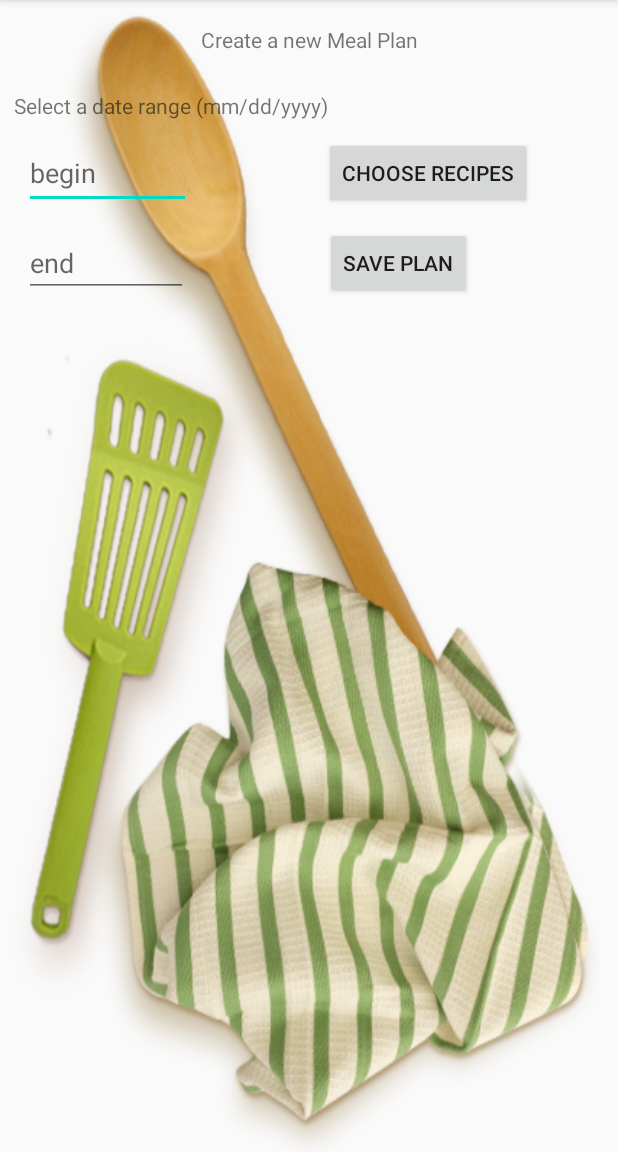
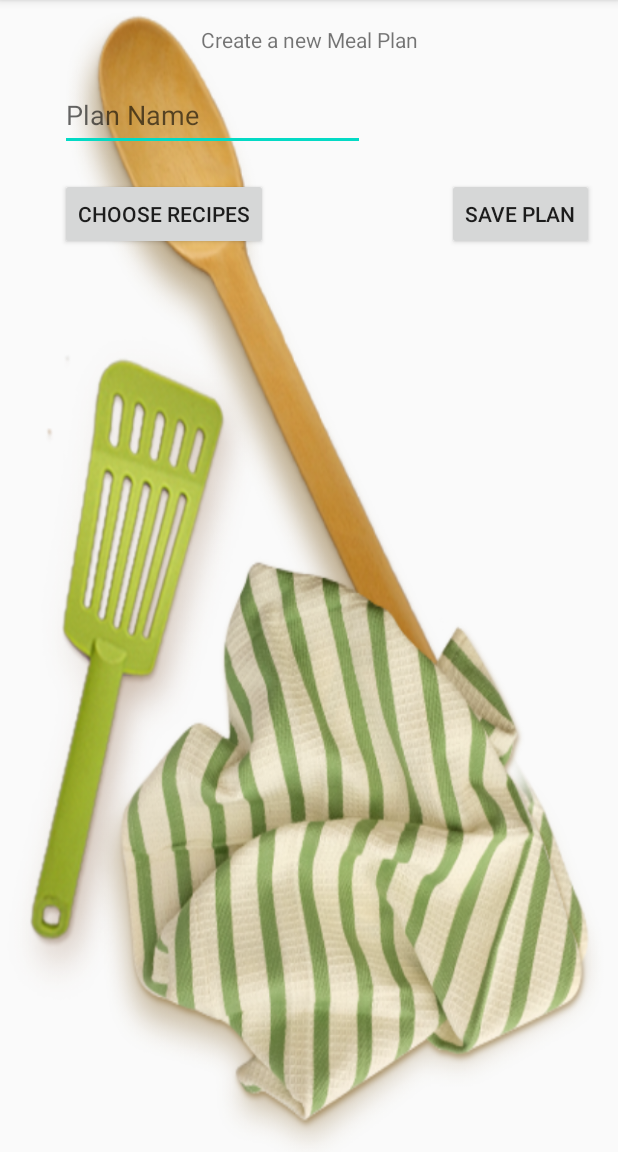
Before and after one commit to barneshn2/MealPlanner, an Android app: the Addaplan screen opened directly, with no data from a screen before it, on a phone screen of 412 x 824 dp, the part 84-1236 px from its top. Run offline under Robolectric (Android 15) with nearby library versions, the phone set to English and light mode, and no system bars.

Commit message:
Edited layout of plan to fit database data expected
Signed-off-by: DESKTOP-2R65OKK\Hailey <barneshn2@mymail.vcu.edu>

```diff
--- a/app/src/main/java/com/example/groupl/AddNewRecipe.java
+++ b/app/src/main/java/com/example/groupl/AddNewRecipe.java
@@ -15,8 +15,6 @@ import java.util.ArrayList;
 import java.util.Calendar;
 
 public class AddNewRecipe extends AppCompatActivity {
-    DatabaseHelper mDatabaseHelp;
-    EditText text;
     Button Adding;
     Button save;
     ListView addedItems;
--- a/app/src/main/java/com/example/groupl/Myrecipebook.java
+++ b/app/src/main/java/com/example/groupl/Myrecipebook.java
@@ -4,23 +4,29 @@ import androidx.appcompat.app.AppCompatActivity;
 import androidx.recyclerview.widget.LinearLayoutManager;
 import androidx.recyclerview.widget.RecyclerView;
 
+import android.annotation.SuppressLint;
 import android.os.Bundle;
 import android.view.View;
+import android.widget.Button;
 import android.widget.CheckBox;
+import android.widget.EditText;
 import android.widget.Toast;
 
 public class Myrecipebook extends AppCompatActivity {
+    DBManger Db;
+    Plan p;
 
     @Override
     protected void onCreate(Bundle savedInstanceState) {
         super.onCreate(savedInstanceState);
         setContentView(R.layout.choose_recipe_for_plan);
-        DBManger Db = new DBManger(Myrecipebook.this);
+        Db = new DBManger(Myrecipebook.this);
         RecyclerView AllRecipes = findViewById(R.id.GetRecipes_forPlan);
         AllPlanAdapter adapter = new AllPlanAdapter();
         AllRecipes.setLayoutManager(new LinearLayoutManager(this));
         AllRecipes.setAdapter(adapter);
         adapter.setDataList(Db.getAllRecipe());
+
     }
 
 
@@ -35,8 +41,9 @@ public class Myrecipebook extends AppCompatActivity {
 //                if (checked) {}
                     // Do coding for what happens if checked
                     str = checked?"Recipe Selected":"Recipe Deselected";
-
+                    // print of recipe name selected
             }
         Toast.makeText(getApplicationContext(), str, Toast.LENGTH_SHORT).show();
     }
+
 }
--- a/app/src/main/res/layout/addplan.xml
+++ b/app/src/main/res/layout/addplan.xml
@@ -1,6 +1,7 @@
 <?xml version="1.0" encoding="utf-8"?>
 <androidx.constraintlayout.widget.ConstraintLayout xmlns:android="http://schemas.android.com/apk/res/android"
     xmlns:app="http://schemas.android.com/apk/res-auto"
+    xmlns:tools="http://schemas.android.com/tools"
     android:layout_width="match_parent"
     android:background="@drawable/app"
     android:layout_height="match_parent">
@@ -16,71 +17,43 @@
         app:layout_constraintTop_toTopOf="parent"
         app:layout_constraintVertical_bias="0.022" />
 
-    <TextView
-        android:id="@+id/textView3"
-        android:layout_width="318dp"
-        android:layout_height="19dp"
-        android:text="@string/select_a_date_range_mm_dd_yyyy"
-        app:layout_constraintBottom_toBottomOf="parent"
-        app:layout_constraintEnd_toEndOf="parent"
-        app:layout_constraintHorizontal_bias="0.097"
-        app:layout_constraintStart_toStartOf="parent"
-        app:layout_constraintTop_toBottomOf="@+id/textView2"
-        app:layout_constraintVertical_bias="0.035" />
-
-    <EditText
-        android:id="@+id/editTextDate"
-        android:layout_width="111dp"
-        android:layout_height="48dp"
-        android:ems="10"
-        android:hint="@string/begin"
-        android:inputType="date"
-        app:layout_constraintBottom_toBottomOf="parent"
-        app:layout_constraintEnd_toEndOf="parent"
-        app:layout_constraintHorizontal_bias="0.053"
-        app:layout_constraintStart_toStartOf="parent"
-        app:layout_constraintTop_toBottomOf="@+id/textView3"
-        app:layout_constraintVertical_bias="0.018"
-        android:autofillHints="" />
-
-    <EditText
-        android:id="@+id/editTextDate5"
-        android:layout_width="109dp"
-        android:layout_height="45dp"
-        android:ems="10"
-        android:hint="@string/end"
-        android:inputType="date"
-        app:layout_constraintBottom_toBottomOf="parent"
-        app:layout_constraintEnd_toEndOf="parent"
-        app:layout_constraintHorizontal_bias="0.052"
-        app:layout_constraintStart_toStartOf="parent"
-        app:layout_constraintTop_toBottomOf="@+id/editTextDate"
-        app:layout_constraintVertical_bias="0.023"
-        android:autofillHints="" />
-
     <Button
         android:id="@+id/chooseRecipeBtn"
         android:layout_width="wrap_content"
         android:layout_height="wrap_content"
+        android:onClick="getRecipestoAdd"
         android:text="@string/choose_recipes"
-        android:onClick="getRecipestoAdd"
         app:layout_constraintBottom_toBottomOf="parent"
         app:layout_constraintEnd_toEndOf="parent"
-        app:layout_constraintHorizontal_bias="0.609"
-        app:layout_constraintStart_toEndOf="@+id/editTextDate"
-        app:layout_constraintTop_toBottomOf="@+id/textView3"
-        app:layout_constraintVertical_bias="0.018" />
+        app:layout_constraintHorizontal_bias="0.146"
+        app:layout_constraintStart_toStartOf="parent"
+        app:layout_constraintTop_toTopOf="parent"
+        app:layout_constraintVertical_bias="0.165" />
+
+    <EditText
+        android:id="@+id/capturePlanName"
+        android:layout_width="203dp"
+        android:layout_height="47dp"
+        android:ems="10"
+        android:hint="Plan Name"
+        android:inputType="textPersonName"
+        app:layout_constraintBottom_toBottomOf="parent"
+        app:layout_constraintEnd_toStartOf="@+id/savePlanBtn"
+        app:layout_constraintHorizontal_bias="0.425"
+        app:layout_constraintStart_toStartOf="parent"
+        app:layout_constraintTop_toTopOf="parent"
+        app:layout_constraintVertical_bias="0.074" />
 
     <Button
-        android:id="@+id/button11"
+        android:id="@+id/savePlanBtn"
         android:layout_width="wrap_content"
         android:layout_height="wrap_content"
         android:text="@string/save_plan"
         app:layout_constraintBottom_toBottomOf="parent"
         app:layout_constraintEnd_toEndOf="parent"
-        app:layout_constraintHorizontal_bias="0.484"
-        app:layout_constraintStart_toEndOf="@+id/editTextDate5"
-        app:layout_constraintTop_toBottomOf="@+id/chooseRecipeBtn"
-        app:layout_constraintVertical_bias="0.021" />
+        app:layout_constraintHorizontal_bias="0.948"
+        app:layout_constraintStart_toStartOf="parent"
+        app:layout_constraintTop_toTopOf="parent"
+        app:layout_constraintVertical_bias="0.165" />
 
 </androidx.constraintlayout.widget.ConstraintLayout>
```
Also changed, not shown: 165 other files.
